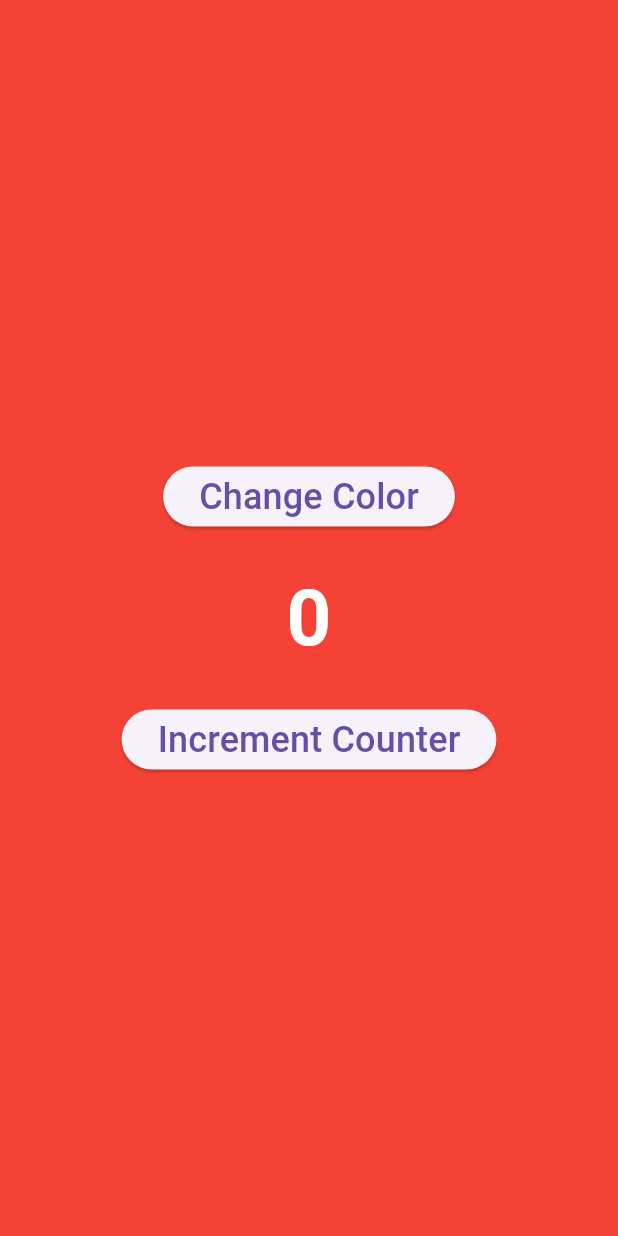
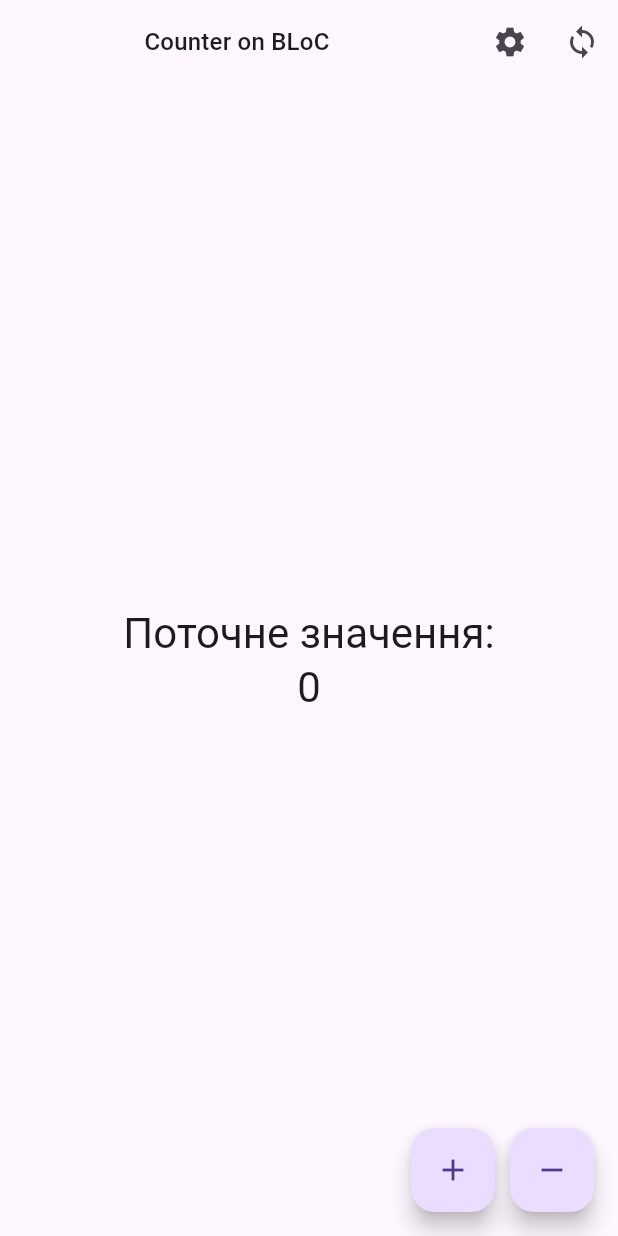
Before and after one commit to RamanGodun/BLoC-vs-CUBIT-playground-app-, a Flutter app: the MyHomePage screen opened directly, on a phone screen of 412 x 824 dp. Run offline on Flutter 3.47's test engine with Material 3 defaults, Android fonts, the phone set to English and light mode, and no system bars; our stand-ins replace bloc, equatable, flutter_bloc; statements that could not run were skipped.

Commit message:
feat: add modular structure of state chape changing

```diff
--- a/lib/_DOWNLoad/cubits/color/color_cubit.dart
+++ /dev/null
@@ -1,21 +0,0 @@
-import 'package:bloc/bloc.dart';
-import 'package:equatable/equatable.dart';
-import 'package:flutter/material.dart';
-
-part 'color_state.dart';
-
-class ColorCubit extends Cubit<ColorState> {
-  ColorCubit() : super(ColorState.initial());
-
-  void changeColor() {
-    if (state.color == Colors.red) {
-      emit(state.copyWith(color: Colors.green));
-    } else if (state.color == Colors.green) {
-      emit(state.copyWith(color: Colors.blue));
-    } else if (state.color == Colors.blue) {
-      emit(state.copyWith(color: Colors.black));
-    } else if (state.color == Colors.black) {
-      emit(state.copyWith(color: Colors.red));
-    }
-  }
-}
--- a/lib/_DOWNLoad/cubits/color/color_state.dart
+++ /dev/null
@@ -1,27 +0,0 @@
-part of 'color_cubit.dart';
-
-final class ColorState extends Equatable {
-  const ColorState({
-    required this.color,
-  });
-
-  factory ColorState.initial() {
-    return const ColorState(color: Colors.red);
-  }
-
-  final Color color;
-
-  @override
-  List<Object> get props => [color];
-
-  @override
-  String toString() => 'ColorState(color: $color)';
-
-  ColorState copyWith({
-    Color? color,
-  }) {
-    return ColorState(
-      color: color ?? this.color,
-    );
-  }
-}
--- a/lib/_DOWNLoad/cubits/counter/counter_state.dart
+++ /dev/null
@@ -1,27 +0,0 @@
-part of 'counter_cubit.dart';
-
-final class CounterState extends Equatable {
-  const CounterState({
-    required this.counter,
-  });
-
-  factory CounterState.initial() {
-    return const CounterState(counter: 0);
-  }
-
-  final int counter;
-
-  @override
-  List<Object> get props => [counter];
-
-  @override
-  String toString() => 'CounterState(counter: $counter)';
-
-  CounterState copyWith({
-    int? counter,
-  }) {
-    return CounterState(
-      counter: counter ?? this.counter,
-    );
-  }
-}
--- a/lib/_DOWNLoad/main.dart
+++ /dev/null
@@ -1,86 +0,0 @@
-import 'package:flutter/material.dart';
-import 'package:flutter_bloc/flutter_bloc.dart';
-
-import '../features/counter/blocs/color/color_bloc.dart';
-import '../features/counter/blocs/counter_which_depends_on_color/counter_bloc.dart';
-
-void main() {
-  runApp(const MyApp());
-}
-
-class MyApp extends StatelessWidget {
-  const MyApp({super.key});
-
-  @override
-  Widget build(BuildContext context) {
-    return MultiBlocProvider(
-      providers: [
-        BlocProvider<ColorOnBloc>(
-          create: (context) => ColorOnBloc(),
-        ),
-        BlocProvider<CounterBlocWhichDependsOnColorBLoC>(
-          create: (context) => CounterBlocWhichDependsOnColorBLoC(
-            colorBloc: context.read<ColorOnBloc>(),
-          ),
-        ),
-      ],
-      child: MaterialApp(
-        title: 'bloc2bloc',
-        debugShowCheckedModeBanner: false,
-        theme: ThemeData(
-          colorScheme: ColorScheme.fromSeed(seedColor: Colors.deepPurple),
-          useMaterial3: true,
-        ),
-        home: const MyHomePage(),
-      ),
-    );
-  }
-}
-
-class MyHomePage extends StatelessWidget {
-  const MyHomePage({super.key});
-
-  @override
-  Widget build(BuildContext context) {
-    return Scaffold(
-      backgroundColor: context.watch<ColorOnBloc>().state.color,
-      body: Center(
-        child: Column(
-          mainAxisAlignment: MainAxisAlignment.center,
-          children: [
-            ElevatedButton(
-              onPressed: () {
-                context.read<ColorOnBloc>().add(ChangeColorEvent());
-              },
-              child: const Text(
-                'Change Color',
-                style: TextStyle(fontSize: 24.0),
-              ),
-            ),
-            const SizedBox(height: 20.0),
-            Text(
-              '${context.watch<CounterBlocWhichDependsOnColorBLoC>().state.counter}',
-              style: const TextStyle(
-                fontSize: 52.0,
-                fontWeight: FontWeight.bold,
-                color: Colors.white,
-              ),
-            ),
-            const SizedBox(height: 20.0),
-            ElevatedButton(
-              onPressed: () {
-                context
-                    .read<CounterBlocWhichDependsOnColorBLoC>()
-                    .add(ChangeCounterEvent());
-              },
-              child: const Text(
-                'Increment Counter',
-                style: TextStyle(fontSize: 24.0),
-              ),
-            ),
-          ],
-        ),
-      ),
-    );
-  }
-}
--- /dev/null
+++ b/lib/core/state_managers/counter_factory.dart
@@ -0,0 +1,15 @@
+// Counter Factory
+import 'package:flutter/material.dart';
+import 'package:flutter_bloc/flutter_bloc.dart';
+
+import 'counter_manager.dart';
+import '../../features/counter/blocs/_counter_bloc/counter_bloc.dart';
+import '../../features/counter/cubits/_counter/counter_cubit.dart';
+
+class CounterFactory {
+  static CounterManager create(BuildContext context, {required bool useBloc}) {
+    return useBloc
+        ? BlocCounterManager(context.read<CounterOnBloc>())
+        : CubitCounterManager(context.read<CounterOnCubit>());
+  }
+}
--- /dev/null
+++ b/lib/core/state_managers/counter_manager.dart
@@ -0,0 +1,43 @@
+import '../../features/counter/blocs/_counter_bloc/counter_bloc.dart';
+import '../../features/counter/cubits/_counter/counter_cubit.dart';
+
+// 🟢 Interface for Counter Manager
+abstract class CounterManager {
+  int get currentCounter;
+  void increment();
+  void decrement();
+}
+
+// 🟢 ============= Interface implementation ============== 🟢 //
+
+// 🟢 BLoC Implementation of CounterManager
+class BlocCounterManager implements CounterManager {
+  final CounterOnBloc _bloc;
+
+  BlocCounterManager(this._bloc);
+
+  @override
+  int get currentCounter => _bloc.state.counter;
+
+  @override
+  void increment() => _bloc.add(IncrementCounterEvent());
+
+  @override
+  void decrement() => _bloc.add(DecrementCounterEvent());
+}
+
+// 🟢 Cubit Implementation of CounterManager
+class CubitCounterManager implements CounterManager {
+  final CounterOnCubit _cubit;
+
+  CubitCounterManager(this._cubit);
+
+  @override
+  int get currentCounter => _cubit.state.counter;
+
+  @override
+  void increment() => _cubit.increment();
+
+  @override
+  void decrement() => _cubit.decrement();
+}
--- /dev/null
+++ b/lib/counter_home_page.dart
@@ -0,0 +1,117 @@
+import 'package:flutter/material.dart';
+import 'package:flutter_bloc/flutter_bloc.dart';
+
+import 'core/presentation/pages/other_page.dart';
+import 'core/presentation/widgets/text_widget.dart';
+import 'core/state_managers/counter_manager.dart';
+import 'core/utils/helpers.dart';
+import 'core/utils/show_dialog.dart';
+import 'features/counter/blocs/_counter_bloc/counter_bloc.dart';
+import 'features/counter/cubits/_counter/counter_cubit.dart';
+import 'features/counter/presentation/theme_page.dart';
+import 'core/state_managers/counter_factory.dart';
+
+class MyHomePage extends StatefulWidget {
+  const MyHomePage({super.key});
+
+  @override
+  State<MyHomePage> createState() => _MyHomePageState();
+}
+
+class _MyHomePageState extends State<MyHomePage> {
+  bool useBloc = true;
+
+  // 🟢============= Build Method ===============🟢 //
+
+  @override
+  Widget build(BuildContext context) {
+    final counterManager = CounterFactory.create(context, useBloc: useBloc);
+
+    return useBloc
+        ? BlocListener<CounterOnBloc, CounterOnBLoCState>(
+            listener: (context, state) =>
+                _sideActionsThatDependsOnCounterState(context, state.counter),
+            child: _buildScaffoldWithBlocBuilder(counterManager),
+          )
+        : BlocListener<CounterOnCubit, CounterOnCubitState>(
+            listener: (context, state) =>
+                _sideActionsThatDependsOnCounterState(context, state.counter),
+            child: _buildScaffoldWithBlocBuilder(counterManager),
+          );
+  }
+
+  Widget _buildScaffoldWithBlocBuilder(CounterManager counterManager) {
+    return Scaffold(
+      appBar: AppBar(
+        title: Center(
+          child: TextWidget(
+            'Counter on ${useBloc ? 'BLoC' : 'Cubit'}',
+            TextType.titleMedium,
+          ),
+        ),
+        actions: [
+          IconButton(
+            icon: const Icon(Icons.settings),
+            onPressed: () => Helpers.pushTo(context, const ThemePage()),
+          ),
+          IconButton(
+            icon: Icon(useBloc ? Icons.sync : Icons.change_circle),
+            onPressed: _toggleStateManager,
+          ),
+        ],
+      ),
+      body: Center(
+        child: Column(
+          mainAxisAlignment: MainAxisAlignment.center,
+          children: [
+            const TextWidget('Поточне значення:', TextType.headline),
+            _buildCounterDisplay(),
+          ],
+        ),
+      ),
+      floatingActionButton: Row(
+        mainAxisAlignment: MainAxisAlignment.end,
+        children: [
+          FloatingActionButton(
+            onPressed: counterManager.increment,
+            heroTag: 'increment',
+            child: const Icon(Icons.add),
+          ),
+          const SizedBox(width: 10.0),
+          FloatingActionButton(
+            onPressed: counterManager.decrement,
+            heroTag: 'decrement',
+            child: const Icon(Icons.remove),
+          ),
+        ],
+      ),
+    );
+  }
+
+  // 🟢============= Used METHODS ===============🟢 //
+
+  Widget _buildCounterDisplay() {
+    return useBloc
+        ? BlocBuilder<CounterOnBloc, CounterOnBLoCState>(
+            builder: (context, state) =>
+                TextWidget('${state.counter}', TextType.headline),
+          )
+        : BlocBuilder<CounterOnCubit, CounterOnCubitState>(
+            builder: (context, state) =>
+                TextWidget('${state.counter}', TextType.headline),
+          );
+  }
+
+  void _toggleStateManager() => setState(() => useBloc = !useBloc);
+
+  void _sideActionsThatDependsOnCounterState(
+      BuildContext context, int counter) {
+    if (counter == 3) {
+      DialogService.showAlertDialog(context, 'Counter is $counter');
+    } else if (counter == -1) {
+      Helpers.pushTo(context, const OtherPage());
+    }
+  }
+
+  // 🟢=============  ===============🟢 //
+}
--- a/lib/features/counter/blocs/_theme_bloc/theme_bloc.dart
+++ b/lib/features/counter/cubits/_counter/counter_state.dart
@@ -1,19 +1,27 @@
-import 'package:bloc/bloc.dart';
-import 'package:equatable/equatable.dart';
+part of 'counter_cubit.dart';
 
-import '../../../../core/presentation/constants.dart';
+final class CounterOnCubitState extends Equatable {
+  const CounterOnCubitState({
+    required this.counter,
+  });
 
-part 'theme_event.dart';
-part 'theme_state.dart';
+  factory CounterOnCubitState.initial() {
+    return const CounterOnCubitState(counter: 0);
+  }
 
-class ThemeOnBloc extends Bloc<ThemeOnBLoCEvent, ThemeOnBLoCState> {
-  ThemeOnBloc() : super(ThemeOnBLoCState.initial()) {
-    on<ChangeThemeEvent>((event, emit) {
-      if (event.randInt % 2 == 0) {
-        emit(state.copyWith(appTheme: AppTheme.light));
-      } else {
-        emit(state.copyWith(appTheme: AppTheme.dark));
-      }
-    });
+  final int counter;
+
+  @override
+  List<Object> get props => [counter];
+
+  @override
+  String toString() => 'CounterState(counter: $counter)';
+
+  CounterOnCubitState copyWith({
+    int? counter,
+  }) {
+    return CounterOnCubitState(
+      counter: counter ?? this.counter,
+    );
   }
 }
--- a/lib/features/counter/presentation/counter_depends_on_color_page.dart
+++ b/lib/features/counter/presentation/counter_depends_on_color_page.dart
@@ -57,6 +57,12 @@ class CounterDependsOnColorPage extends StatelessWidget {
             ),
             const SizedBox(height: 20.0),
             TextWidget(
+              /*
+            🟢 Використання `context.watch<CounterBloc>()`
+            - `watch` означає, що цей віджет буде оновлюватися при кожній зміні стану `CounterBloc`.
+            - Кожного разу, коли `CounterState.counter` змінюється, цей віджет перерисовується.
+            - Якщо потрібно слідкувати лише за зміною `counter`, краще використовувати `context.select()`.
+            */
               '${context.watch<CounterBlocWhichDependsOnColorBLoC>().state.counter}',
               // '${context.watch<CounterCubitWhichDependsOnColorCubit>().state.counter}',
               TextType.headline,
--- a/lib/features/counter/presentation/theme_page.dart
+++ b/lib/features/counter/presentation/theme_page.dart
@@ -6,7 +6,7 @@ import '../../../core/presentation/widgets/text_widget.dart';
 /*
 Cubits
  */
-import '../cubits/theme/theme_cubit.dart';
+import '../cubits/_theme/theme_cubit.dart';
 
 /*
 BLoCs
```
Also changed, not shown: lib/_DOWNLoad/cubits/counter/counter_cubit.dart (deleted, +0 -42 lines), lib/features/counter/presentation/counter_page_4_bloc.dart (deleted, +0 -98 lines), lib/features/counter/presentation/counter_page_like_in_course_was.dart (renamed from lib/features/counter/presentation/counter_page_4_cubit.dart, +32 -12 lines), lib/main.dart (+7 -7 lines), lib/features/counter/cubits/_counter/counter_cubit.dart (renamed from lib/features/counter/cubits/counter/counter_cubit.dart), lib/features/counter/cubits/_theme/theme_cubit.dart (renamed from lib/features/counter/cubits/theme/theme_cubit.dart), lib/features/counter/cubits/_theme/theme_state.dart (renamed from lib/features/counter/cubits/theme/theme_state.dart).
